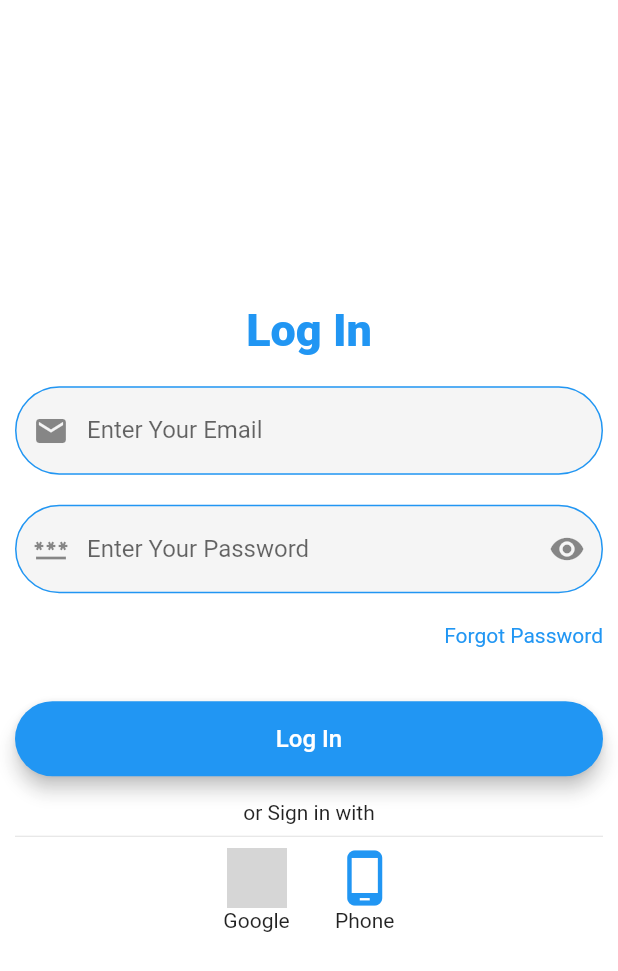
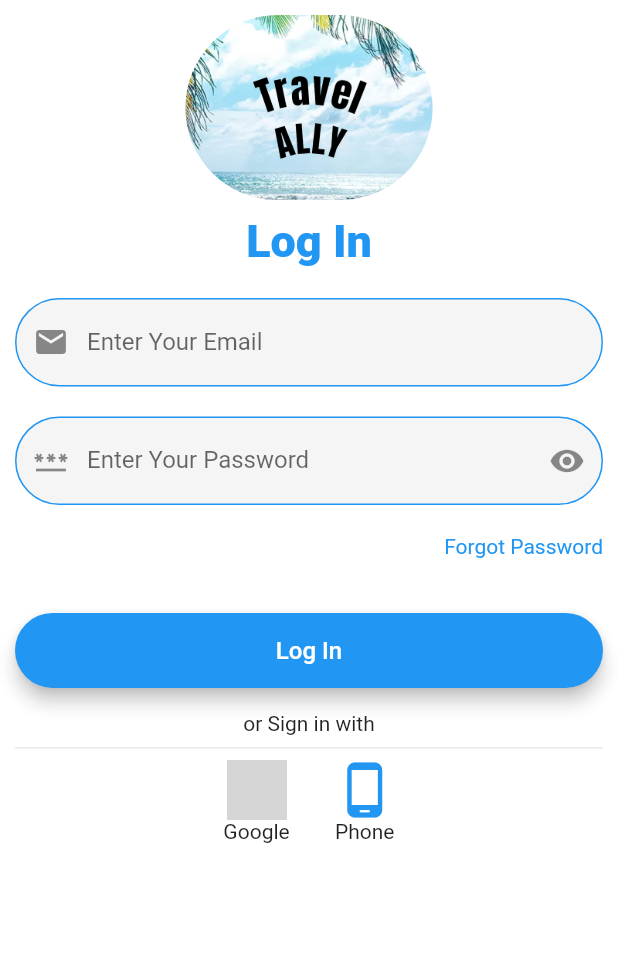
Before and after one commit to Mehedihasan1998/travel_app, a Flutter app: the LogIn screen opened by its route, on a phone screen of 412 x 824 dp. Shown: the top 971 px of the screen. Run offline on Flutter 3.47's test engine with Material 2 defaults, Android fonts, the phone set to English and light mode, and no system bars; drawn by our look-alikes of animated_text_kit; our stand-ins replace carousel_slider, cloud_firestore, firebase_auth, firebase_core, flutter_otp_text_field, get and 2 more; missing offline and left inert: dart:ffi; accounts and stored records are empty; network calls fail; grey boxes are pictures that could not be loaded.

Commit message:
Used app icon in login and registration page

```diff
--- a/lib/screens/account_screen/login.dart
+++ b/lib/screens/account_screen/login.dart
@@ -22,7 +22,8 @@ class _LogInState extends State<LogIn> {
   Widget build(BuildContext context) {
     return SafeArea(
       child: Scaffold(
-        body: Container(
+        body: SingleChildScrollView(
+          child: Container(
             child: Form(
               key: _formKey,
               child: Padding(
@@ -30,6 +31,15 @@ class _LogInState extends State<LogIn> {
                 child: Column(
                   mainAxisAlignment: MainAxisAlignment.center,
                   children: [
+                    ClipRRect(
+                      borderRadius: BorderRadius.circular(70.0),
+                      child: Image.asset("images/app_icon.jpg",
+                        width: MediaQuery.of(context).size.width*0.4,
+                        height: MediaQuery.of(context).size.height*0.15,
+                        fit: BoxFit.cover,
+                      ),
+                    ),
+                    SizedBox(height: 10,),
                     DefaultTextStyle(
                       style: TextStyle(
                         color: Colors.blue,
@@ -150,6 +160,7 @@ class _LogInState extends State<LogIn> {
             ),
           ),
         ),
+      ),
     );
   }
 
--- a/lib/screens/main_screens/edit_profile.dart
+++ b/lib/screens/main_screens/edit_profile.dart
@@ -230,7 +230,7 @@ class _EditProfileState extends State<EditProfile> {
                                         password: pwcontroller.text.trim(),
                                     );
                                     await editController.updateRecord(userData);
-                                    Get.snackbar("Successful", "Changes saved successfully",snackPosition: SnackPosition.BOTTOM);
+                                    Get.snackbar("Successful", "Changes saved successfully",snackPosition: SnackPosition.TOP,backgroundColor: Colors.greenAccent);
                                   },
                                   minWidth: MediaQuery
                                       .of(context)
```
Also changed, not shown: lib/screens/account_screen/register.dart (+9 -0 lines), images/app_icon.jpg (added). Lines whose indentation alone changed are shown as unchanged.
